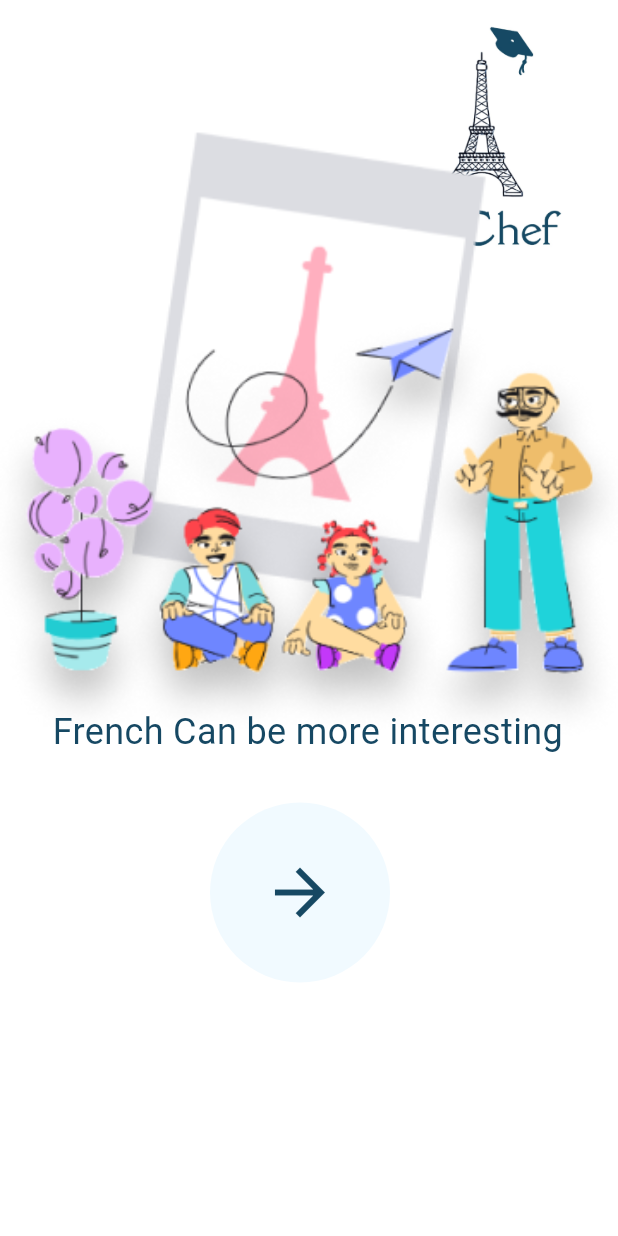
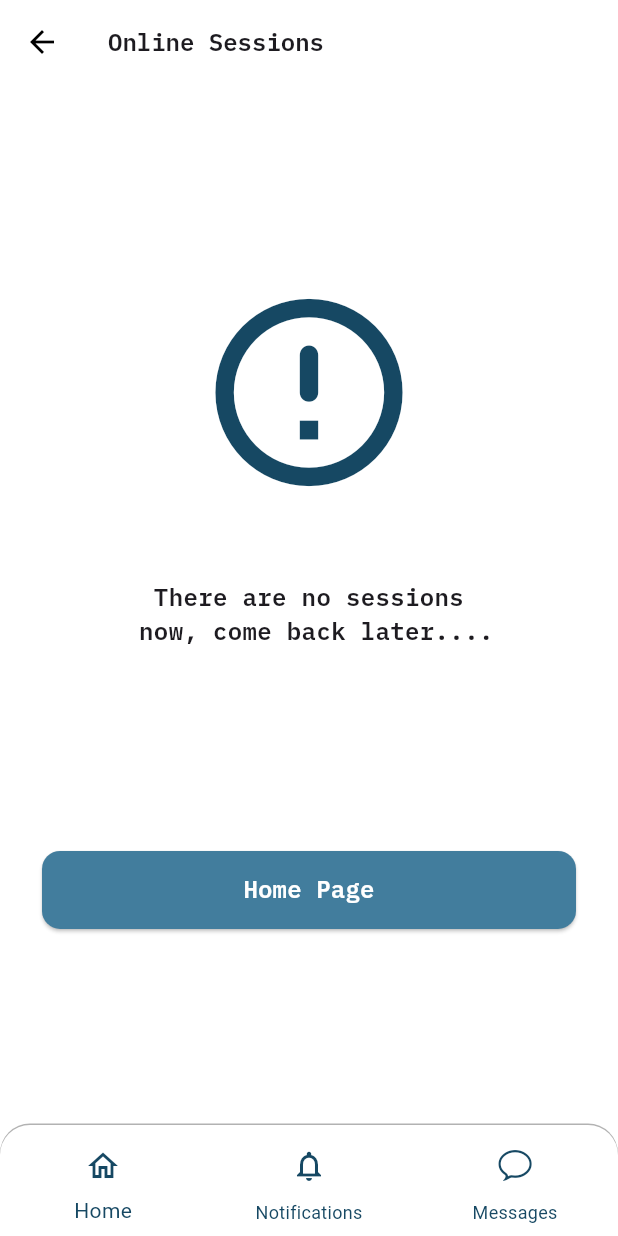
Before and after one commit to Le-Chef-Project/Frontend, a Flutter app: the screen it shows after launch, on a phone screen of 412 x 824 dp. Run offline on Flutter 3.47's test engine with Material 3 defaults, Android fonts, the phone set to English and light mode, and no system bars; our stand-ins replace audioplayers, file_picker, flutter_chat_types, flutter_chat_ui, flutter_credit_card, flutter_screenutil and 4 more; missing offline and left inert: flutter_sound, flutter_webrtc.

Commit message:
initial meeting screens

```diff
--- /dev/null
+++ b/le_chef/lib/Screens/meeting/online_session_screen.dart
@@ -0,0 +1,127 @@
+import 'package:flutter/material.dart';
+import 'package:google_fonts/google_fonts.dart';
+import 'package:le_chef/Screens/meeting/meeting_screen.dart';
+
+import '../../Shared/customBottomNavBar.dart';
+import '../Home.dart';
+import '../chats.dart';
+import '../notification.dart';
+
+class OnlineSessionScreen extends StatelessWidget {
+  OnlineSessionScreen({super.key});
+
+  bool _isStartedMeeting = false;
+
+  @override
+  Widget build(BuildContext context) {
+    return Scaffold(
+      backgroundColor: Colors.white,
+      appBar: AppBar(
+        backgroundColor: Colors.white,
+        leading: IconButton(
+          icon: const Icon(Icons.arrow_back),
+          onPressed: () {
+            Navigator.pop(context);
+          },
+          color: Colors.black,
+        ),
+        title: Text(
+          'Online Sessions',
+          style: GoogleFonts.ibmPlexMono(
+            fontSize: 16,
+            fontWeight: FontWeight.w600,
+          ),
+        ),
+      ),
+      body: _isStartedMeeting
+          ? const Column()
+          :  Padding(
+        padding: const EdgeInsets.symmetric(horizontal: 12.0),
+        child: Column(
+          mainAxisAlignment: MainAxisAlignment.center,
+          children: [
+            const Icon(
+              Icons.error_outline_rounded,
+              color: Color(0xFF164863),
+              size: 150,
+            ),
+            const SizedBox(
+              height: 50,
+            ),
+            Padding(
+              padding: const EdgeInsets.symmetric(horizontal: 50.0),
+              child: Text(
+                'There are no sessions \n now, come back later....',
+                style: GoogleFonts.ibmPlexMono(
+                  fontSize: 16,
+                  fontWeight: FontWeight.w600,
+                ),
+                textAlign: TextAlign.center,
+              ),
+            ),
+            const SizedBox(
+              height: 134.5,
+            ),
+            Padding(
+              padding: const EdgeInsets.symmetric(horizontal: 16.0),
+              child: SizedBox(
+                width: double.infinity,
+                child: ElevatedButton(
+                  onPressed: () {
+                    Navigator.push(
+                      context,
+                      MaterialPageRoute(
+                          builder: (context) => Home()),
+                    );
+                  },
+                  style: ElevatedButton.styleFrom(
+                    backgroundColor: const Color(0xFF427D9D),
+                    padding: const EdgeInsets.symmetric(
+                        vertical: 14.5, horizontal: 16),
+                    shape: RoundedRectangleBorder(
+                      borderRadius: BorderRadius.circular(12),
+                    ),
+                  ),
+                  child: Text(
+                    'Home Page',
+                    textAlign: TextAlign.center,
+                    style: GoogleFonts.ibmPlexMono(
+                      color: Colors.white,
+                      fontSize: 16,
+                      fontWeight: FontWeight.w600,
+                    ),
+                  ),
+                ),
+              ),
+            )
+          ],
+        ),
+      ),
+      bottomNavigationBar: CustomBottomNavBar(
+        onItemTapped: (index) {
+          switch (index) {
+            case 0:
+              Navigator.push(
+                context,
+                MaterialPageRoute(builder: (context) => const Home()),
+              );
+              break;
+            case 1:
+              Navigator.push(
+                context,
+                MaterialPageRoute(builder: (context) => Notifications()),
+              );
+              break;
+            case 2:
+              Navigator.push(
+                context,
+                MaterialPageRoute(builder: (context) => const Chats()),
+              );
+              break;
+          }
+        },
+        context: context,
+      ),
+    );
+  }
+}
--- a/le_chef/lib/Screens/splash_one.dart
+++ b/le_chef/lib/Screens/splash_one.dart
@@ -71,7 +71,7 @@ class _SplashOneState extends State<SplashOne> with SingleTickerProviderStateMix
 
     // Initialize the animation controller
     _controller = AnimationController(
-      duration: const Duration(milliseconds: 20),
+      duration: const Duration(seconds: 1),
       vsync: this,
     );
 
@@ -123,6 +123,7 @@ class _SplashOneState extends State<SplashOne> with SingleTickerProviderStateMix
                   left: MediaQuery.of(context).size.width / 2 - 94.5 + _animation.value.dx * (MediaQuery.of(context).size.width / 2 - 94.5),
                   top: MediaQuery.of(context).size.height / 2 - 94.5 + _animation.value.dy * (MediaQuery.of(context).size.height / 2 - 94.5),
                   child: CircleAvatar(
+                    radius: 80,
                       backgroundColor: const Color(0xFFF1FAFF),
                     child: Center(
                       child: Image.asset('assets/logo.png'), // Ensure this image path is correct
--- a/le_chef/lib/Screens/splash_two.dart
+++ b/le_chef/lib/Screens/splash_two.dart
@@ -15,7 +15,7 @@ class _SplashTwoState extends State<SplashTwo> {
 
     return SafeArea(
       child: Scaffold(
-        backgroundColor: Colors.white,
+        backgroundColor: const Color(0xFFF1FAFF),
         body: Stack(
           children: [
             Positioned(
--- a/le_chef/lib/Shared/customBottomNavBar.dart
+++ b/le_chef/lib/Shared/customBottomNavBar.dart
@@ -17,7 +17,7 @@ class CustomBottomNavBar extends StatefulWidget {
 }
 
 class _CustomBottomNavBarState extends State<CustomBottomNavBar> {
-  // Define default colors and backgrounds
+
   static const Color defaultIconColor = Color(0xFF164863);
   static const Color defaultBackgroundColor = Colors.white;
   static const IconData conversation_bubble = IconData(0xf3fb,
@@ -25,7 +25,26 @@ class _CustomBottomNavBarState extends State<CustomBottomNavBar> {
 
   @override
   Widget build(BuildContext context) {
-    return BottomNavigationBar(
+    return Container(
+      decoration: BoxDecoration(
+        color: defaultBackgroundColor,
+        borderRadius: const BorderRadius.only(
+          topLeft: Radius.circular(20),
+          topRight: Radius.circular(20),
+        ),
+        boxShadow: [
+          BoxShadow(
+            color: Colors.black.withOpacity(0.3),
+            offset: const Offset(0, -1),
+          ),
+        ],
+      ),
+      child: ClipRRect(
+        borderRadius: const BorderRadius.only(
+          topLeft: Radius.circular(20),
+          topRight: Radius.circular(20),
+        ),
+        child: BottomNavigationBar(
           items: <BottomNavigationBarItem>[
             BottomNavigationBarItem(
               icon: Container(
@@ -79,8 +98,11 @@ class _CustomBottomNavBarState extends State<CustomBottomNavBar> {
           currentIndex: widget.selectedIndex ?? 0,
           selectedItemColor: defaultIconColor,
           unselectedItemColor: defaultIconColor,
-      backgroundColor: defaultBackgroundColor,
+          backgroundColor: Colors.transparent,
+          elevation: 0,
           onTap: widget.onItemTapped,
+        ),
+      ),
     );
   }
 }
--- a/le_chef/lib/main.dart
+++ b/le_chef/lib/main.dart
@@ -1,7 +1,10 @@
 import 'package:flutter/material.dart';
 import 'package:flutter/services.dart';
 import 'package:flutter_screenutil/flutter_screenutil.dart';
-import 'package:le_chef/Screens/splash_two.dart';
+import 'package:le_chef/Screens/OnlineSessions.dart';
+import 'package:le_chef/Screens/meeting/meeting_screen.dart';
+import 'package:le_chef/Screens/meeting/online_session_screen.dart';
+import 'package:le_chef/Screens/splash_one.dart';
 
 void main() {
   runApp(const MyApp());
@@ -31,7 +34,7 @@ class MyApp extends StatelessWidget {
           colorScheme: ColorScheme.fromSeed(seedColor: Colors.deepPurple),
           useMaterial3: true,
         ),
-        home: const SplashTwo(),
+        home: OnlineSessionScreen(),
       ),
     );
   }
--- a/le_chef/pubspec.yaml
+++ b/le_chef/pubspec.yaml
@@ -30,7 +30,7 @@ dependencies:
   solar_icons: ^0.0.5
   flutter_sound: ^9.0.9+1
   path_provider: ^2.0.11
-  permission_handler: ^10.2.0
+  permission_handler: ^11.3.1
   uuid: ^3.0.5
   flutter_chat_types: ^3.6.2
   http: ^1.2.2
@@ -40,8 +40,10 @@ dependencies:
   flutter_screenutil: ^5.9.3
   just_audio: ^0.9.39
   shared_preferences: ^2.3.0
+  google_fonts: ^6.2.1
 
   intl: any
+  flutter_webrtc: ^0.11.7
 dev_dependencies:
   flutter_test:
     sdk: flutter
```
Also changed, not shown: le_chef/lib/Screens/login.dart (+4 -5 lines), le_chef/lib/Screens/meeting/meeting_screen.dart (added, +236 -0 lines), le_chef/assets/logo.png, le_chef/pubspec.lock, 7 other files. Lines whose indentation alone changed are shown as unchanged.
